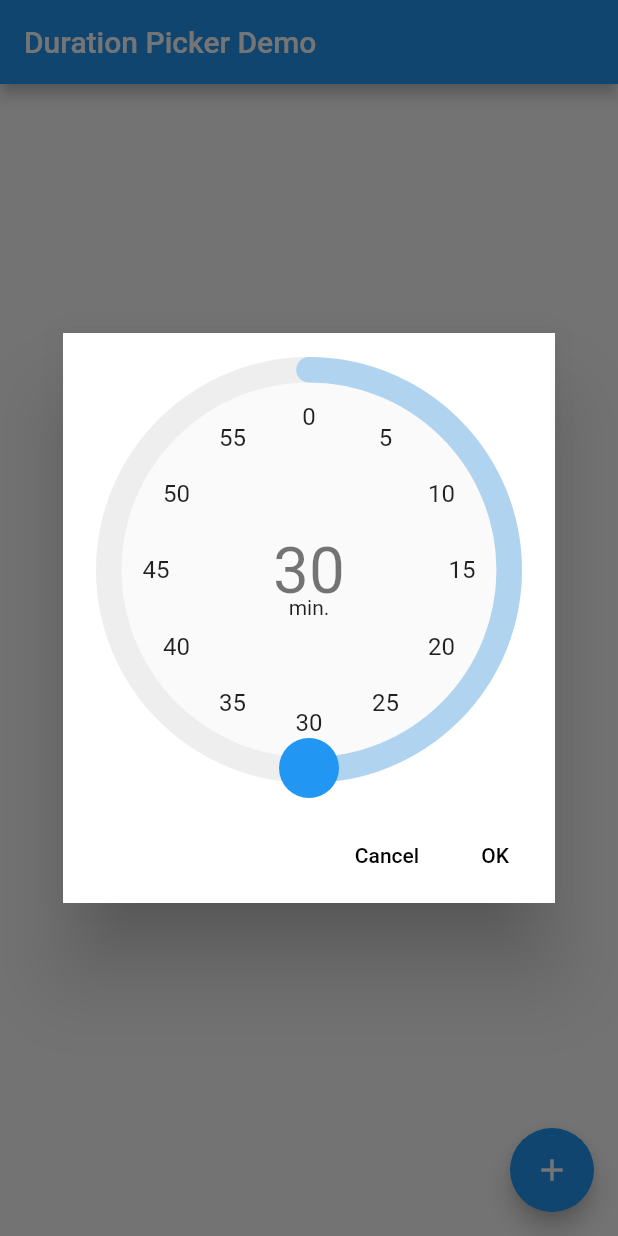
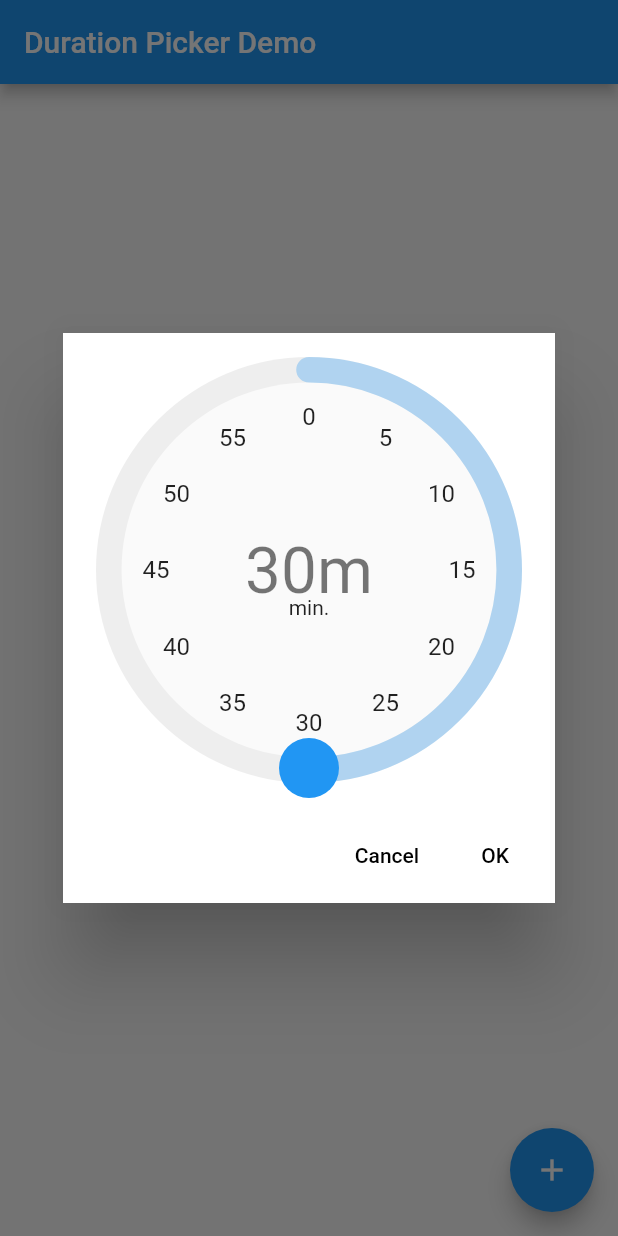
Before and after one commit to cdharris/flutter_duration_picker, a Flutter app: the screen it shows after launch, after a tap on the "add" icon, on a phone screen of 412 x 824 dp. Run offline on Flutter 3.47's test engine with Material 2 defaults, Android fonts, the phone set to English and light mode, and no system bars.

```diff
--- a/lib/flutter_duration_picker.dart
+++ b/lib/flutter_duration_picker.dart
@@ -92,7 +92,7 @@ class _DialPainter extends CustomPainter {
     String hours = (multiplier == 0) ? '' : "${multiplier}h ";
 //    int minutes = (pctTheta * 60).round();
 //    minutes = minutes == 60 ? 0 : minutes;
-    String minutes = "$minuteHand";
+    String minutes = "${minuteHand}m";
 
     TextPainter textDurationValuePainter = new TextPainter(
         textAlign: TextAlign.center,
```
